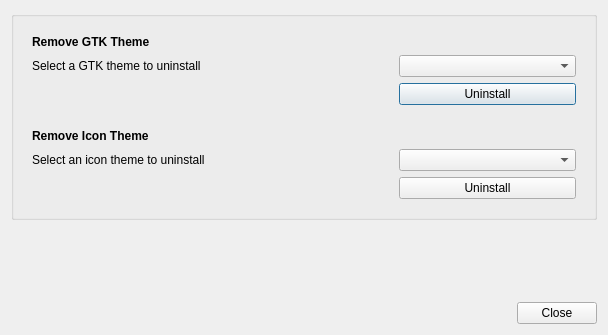
KDE/kde-gtk-config, file src/ui/dialog_uninstaller.ui: the form before one commit.
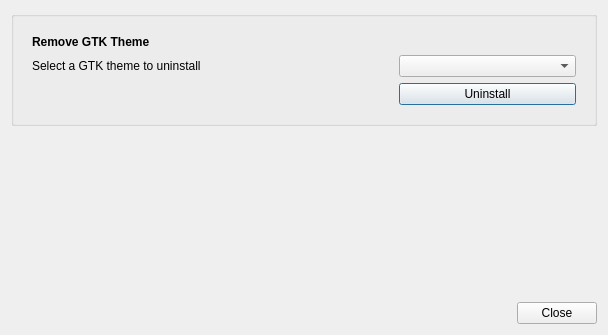
The form after the commit.

```diff
--- a/src/ui/dialog_uninstaller.ui
+++ b/src/ui/dialog_uninstaller.ui
@@ -82,59 +82,6 @@
         </layout>
        </widget>
       </item>
-      <item>
-       <widget class="QFrame" name="frame_3">
-        <layout class="QGridLayout" name="gridLayout_7">
-         <item row="3" column="2">
-          <widget class="QPushButton" name="but_uninstall_icon">
-           <property name="text">
-            <string>Uninstall</string>
-           </property>
-          </widget>
-         </item>
-         <item row="2" column="0" colspan="2">
-          <widget class="QLabel" name="label_6">
-           <property name="text">
-            <string>Select an icon theme to uninstall</string>
-           </property>
-          </widget>
-         </item>
-         <item row="0" column="1" colspan="2">
-          <widget class="QLabel" name="lb_notice_uninstall_icon">
-           <property name="text">
-            <string/>
-           </property>
-           <property name="alignment">
-            <set>Qt::AlignRight|Qt::AlignTrailing|Qt::AlignVCenter</set>
-           </property>
-          </widget>
-         </item>
-         <item row="0" column="0">
-          <widget class="QLabel" name="label_12">
-           <property name="font">
-            <font>
-             <weight>75</weight>
-             <bold>true</bold>
-            </font>
-           </property>
-           <property name="text">
-            <string>Remove Icon Theme</string>
-           </property>
-          </widget>
-         </item>
-         <item row="2" column="2">
-          <widget class="QComboBox" name="cb_uninstall_icon">
-           <property name="minimumSize">
-            <size>
-             <width>150</width>
-             <height>0</height>
-            </size>
-           </property>
-          </widget>
-         </item>
-        </layout>
-       </widget>
-      </item>
      </layout>
     </widget>
    </item>
```
